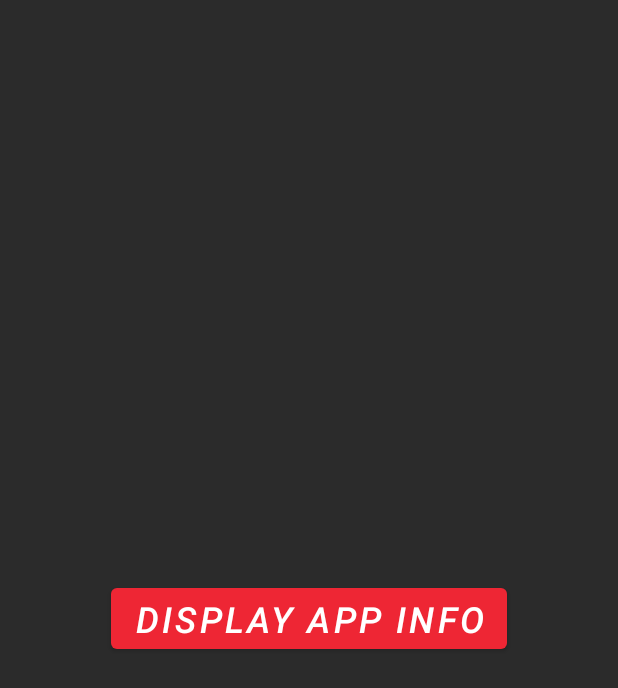
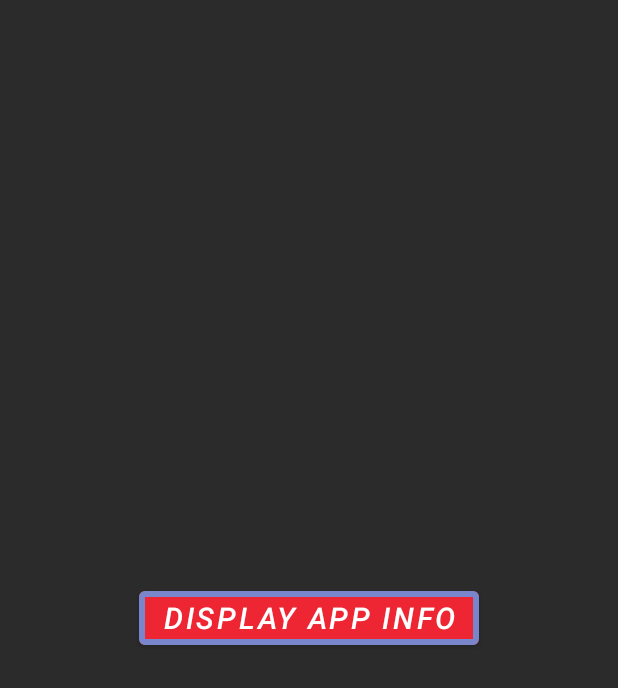
Before and after one commit to azurmop/Mapp, an Android app: the screen it shows after launch (MainActivity), on a phone screen of 412 x 824 dp. Shown: the top 688 px of the screen. Run offline under Robolectric (Android 15) with nearby library versions, the phone set to English and light mode, and no system bars.

Commit message:
Change some color again

```diff
--- a/app/src/main/res/layout/activity_main.xml
+++ b/app/src/main/res/layout/activity_main.xml
@@ -12,12 +12,14 @@
         android:layout_width="wrap_content"
         android:layout_height="wrap_content"
         android:text="Display app info"
-        android:textSize="24sp"
+        android:textSize="20sp"
         android:textStyle="italic"
         app:layout_constraintBottom_toBottomOf="parent"
         app:layout_constraintLeft_toLeftOf="parent"
         app:layout_constraintRight_toRightOf="parent"
         app:layout_constraintTop_toTopOf="parent"
+        app:strokeColor="#7986CB"
+        app:strokeWidth="4dp"
         tools:ignore="HardcodedText" />
 
     <TextView
```
